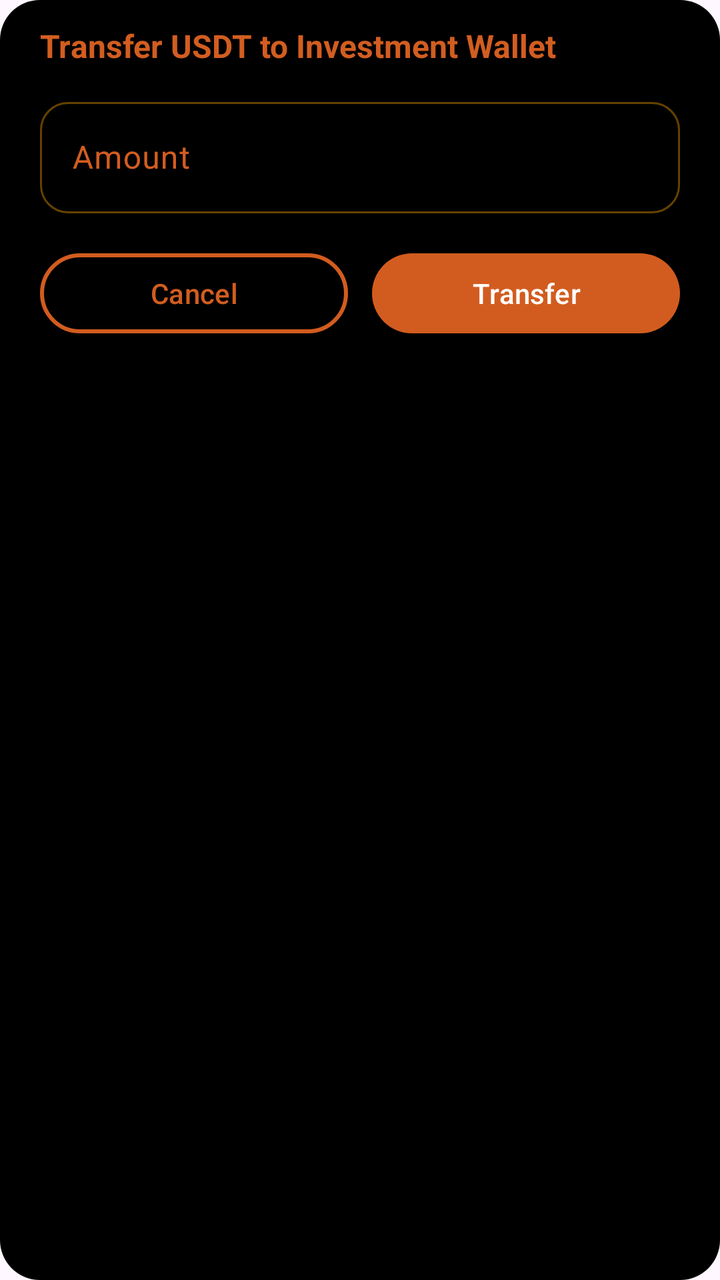
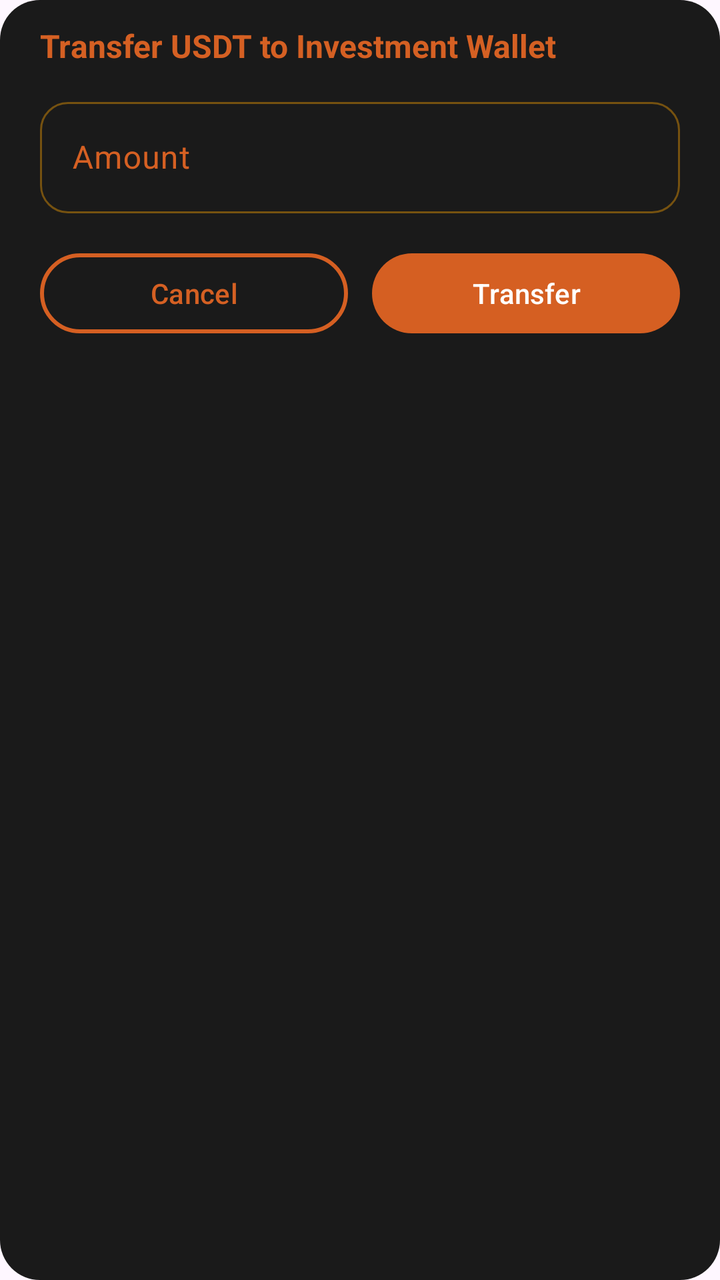

Screens rendered from an Android XML layout before and after an edit, with the pre-edit source and the edit as a unified diff.
<!-- AndroidManifest.xml: application theme Theme.Bitbloom -->
<!-- res/layout/dialog_transfer_to_deposit.xml -->
<?xml version="1.0" encoding="utf-8"?>
<LinearLayout xmlns:android="http://schemas.android.com/apk/res/android"
    xmlns:app="http://schemas.android.com/apk/res-auto"
    android:id="@+id/root"
    android:layout_width="match_parent"
    android:layout_height="wrap_content"
    android:orientation="vertical"
    android:background="@drawable/bg_dialog_black"
    android:paddingBottom="12dp"
    android:paddingTop="8dp"
    android:paddingLeft="20dp"
    android:paddingRight="20dp">

    <TextView
        android:id="@+id/tvCurrency"
        android:layout_width="match_parent"
        android:layout_height="wrap_content"
        android:text="@string/dialog_transfer_to_deposit_transfer_usdt_to_investment_walle"
        android:textColor="@color/orange"
        android:textStyle="bold"
        android:textSize="16sp"
        android:paddingTop="4dp"
        android:paddingBottom="12dp"/>

    <com.google.android.material.textfield.TextInputLayout
        android:id="@+id/tilAmount"
        style="@style/Widget.Bitbloom.TextInput.Profile"
        android:layout_width="match_parent"
        android:layout_height="wrap_content"
        android:hint="@string/dialog_deposit_input_amount"
        app:boxBackgroundColor="@android:color/transparent"
        >

        <com.google.android.material.textfield.TextInputEditText
            android:id="@+id/etAmount"
            android:layout_width="match_parent"
            android:layout_height="wrap_content"
            android:inputType="numberDecimal"
            android:maxLength="12"
            android:textColor="@android:color/white"
            android:textColorHint="@color/orange"/>
    </com.google.android.material.textfield.TextInputLayout>

    <LinearLayout
        android:layout_width="match_parent"
        android:layout_height="wrap_content"
        android:orientation="horizontal"
        android:gravity="end"
        android:layout_marginTop="16dp">

        <com.google.android.material.button.MaterialButton
            android:id="@+id/btnCancel"
            style="@style/Widget.Material3.Button.OutlinedButton"
            android:layout_width="0dp"
            android:layout_height="48dp"
            android:layout_weight="1"
            android:text="@string/dialog_deposit_input_cancel"
            android:textAllCaps="false"
            android:textColor="@color/orange"
            app:strokeColor="@color/orange"
            app:strokeWidth="2dp"
            app:backgroundTint="@android:color/transparent"/>

        <View
            android:layout_width="12dp"
            android:layout_height="0dp" />

        <com.google.android.material.button.MaterialButton
            android:id="@+id/btnDeposit"
            style="@style/Widget.Material3.Button"
            android:layout_width="0dp"
            android:layout_height="48dp"
            android:layout_weight="1"
            android:text="@string/dialog_transfer_to_deposit_transfer"
            android:textAllCaps="false"
            android:textColor="@android:color/white"
            app:backgroundTint="@color/orange"/>
    </LinearLayout>

</LinearLayout>
<!-- resources referenced by this layout -->
<resources>
  <color name="orange">#E1EE6924</color>
  <!-- drawable bg_dialog_black (drawable) -->
  <?xml version="1.0" encoding="utf-8"?>
  <shape xmlns:android="http://schemas.android.com/apk/res/android">
      <solid android:color="@color/black"/>
      <corners android:radius="20dp"/>
      <padding
          android:left="20dp" android:top="16dp"
          android:right="20dp" android:bottom="8dp"/>
  </shape>
  <string name="dialog_deposit_input_amount">Amount</string>
  <string name="dialog_deposit_input_cancel">Cancel</string>
  <string name="dialog_transfer_to_deposit_transfer">Transfer</string>
  <string name="dialog_transfer_to_deposit_transfer_usdt_to_investment_walle">Transfer USDT to Investment Wallet</string>
  <style name="Widget.Bitbloom.TextInput.Profile" parent="Widget.Material3.TextInputLayout.OutlinedBox">
          <item name="boxCornerRadiusTopStart">14dp</item>
          <item name="boxCornerRadiusTopEnd">14dp</item>
          <item name="boxCornerRadiusBottomStart">14dp</item>
          <item name="boxCornerRadiusBottomEnd">14dp</item>
          
          <item name="boxStrokeColor">@color/text_input_stroke_orange</item>
          
          <item name="hintTextColor">@color/text_input_hint_orange</item>
          <item name="android:textColorHint">@color/text_input_hint_orange</item>
          
          <item name="startIconTint">@color/text_input_hint_orange</item>
          <item name="endIconTint">@color/text_input_hint_orange</item>
      </style>
  <style name="Theme.Bitbloom" parent="Base.Theme.Bitbloom">
          
          <item name="editTextStyle">@style/Widget.MXG.EditText.WhiteCursor</item>
          <item name="android:editTextStyle">@style/Widget.MXG.EditText.WhiteCursor</item>
  
          
          <item name="android:textCursorDrawable">@drawable/cursor_white</item>
      </style>
  <color name="black">#FF000000</color>
  <style name="Base.Theme.Bitbloom" parent="Theme.Material3.DayNight.NoActionBar">
          <item name="android:statusBarColor">@color/mxg_black</item>
          <item name="colorPrimary">@color/mxg_white</item>
          <item name="android:navigationBarColor">@color/mxg_black</item>
          <item name="android:datePickerDialogTheme">@style/BitbloomDatePickerTheme</item>
      </style>
  <style name="Widget.MXG.EditText.WhiteCursor" parent="Widget.AppCompat.EditText">
          <item name="android:textCursorDrawable">@drawable/cursor_white</item>
      </style>
  <!-- drawable cursor_white (drawable) -->
  <?xml version="1.0" encoding="utf-8"?>
  <shape xmlns:android="http://schemas.android.com/apk/res/android">
      <size android:width="2dp"/>
      <solid android:color="@android:color/white"/>
      <corners android:radius="1dp"/>
  </shape>
  <color name="mxg_black">#000000</color>
  <color name="mxg_white">#FFFFFF</color>
  <style name="BitbloomDatePickerTheme" parent="ThemeOverlay.MaterialComponents.MaterialAlertDialog">
          <item name="colorAccent">@color/status_bar_color</item> 
          <item name="android:headerBackground">@color/light_status_bar_color
          </item> 
          <item name="android:colorControlHighlight">@color/status_bar_color
          </item> 
          <item name="android:colorControlActivated">@color/status_bar_color
          </item> 
          <item name="android:textColorPrimaryInverse">@color/white</item> 
          <item name="android:textColor">@color/status_bar_color</item> 
          <item name="android:textColorPrimary">?attr/colorOnBackground</item> 
      </style>
  <color name="status_bar_color">#EE6924</color>
  <color name="light_status_bar_color">#EE6924</color>
  <color name="white">#FFFFFFFF</color>
</resources>

<!-- the commit's change to res/layout/dialog_transfer_to_deposit.xml (unified diff, before → after) -->
@@ -6,6 +6,7 @@
     android:layout_height="wrap_content"
     android:orientation="vertical"
     android:background="@drawable/bg_dialog_black"
+    android:backgroundTint="@color/main_card_color"
     android:paddingBottom="12dp"
     android:paddingTop="8dp"
     android:paddingLeft="20dp"
<!-- resource entries referenced after the edit -->
@@ -1,5 +1,6 @@
 <!-- resources referenced by this layout -->
 <resources>
+  <color name="main_card_color">#1A1A1A</color>
   <color name="orange">#E1EE6924</color>
   <!-- drawable bg_dialog_black (drawable) -->
   <?xml version="1.0" encoding="utf-8"?>
